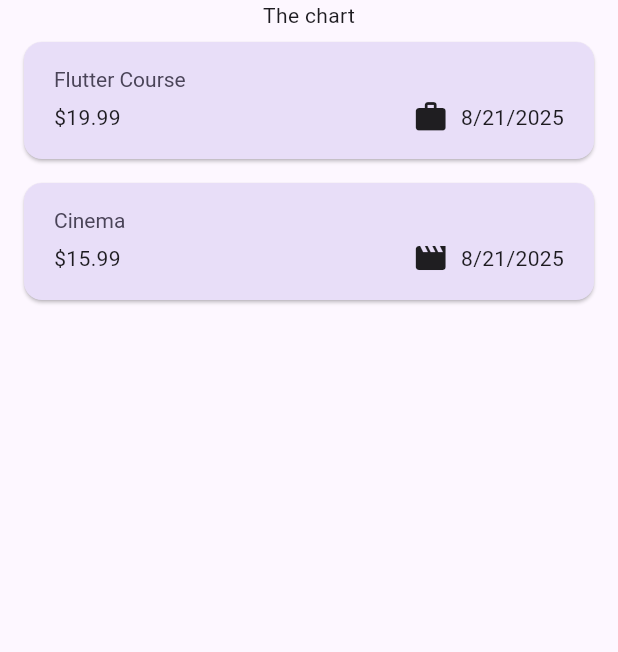
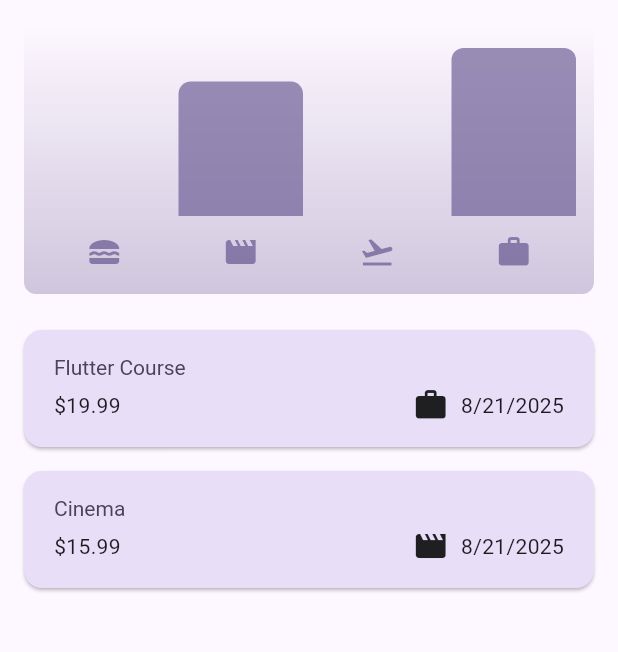
Before and after one commit to denickman/ExpensesTrackApp, a Flutter app: the screen it shows after launch, on a phone screen of 412 x 824 dp, the part 84-736 px from its top. Run offline on Flutter 3.47's test engine with Material 3 defaults, Android fonts, the phone set to English and light mode, and no system bars.

Commit message:
Add charts

```diff
--- a/lib/models/expense.dart
+++ b/lib/models/expense.dart
@@ -15,7 +15,7 @@
 }
 
 // Map - Dictionary
-const categoryItems = {
+const categoryIcons = {
   Category.food: Icons.lunch_dining,
   Category.travel: Icons.flight_takeoff,
   Category.leisure: Icons.movie,
@@ -56,3 +56,38 @@
 
   String get formattedDateAlternative => formatter.format(date);
 }
+
+
+class ExpenseBucket {
+
+  const ExpenseBucket({
+    required this.category,
+    required this.expenses
+  });
+
+// define your own custom constructor (convinience init)
+// allExpenses → это вспомогательный параметр, который используется только внутри конструктора
+// (чтобы отфильтровать список), и не хранится в классе как свойство.
+// Поэтому его объявляем как обычный параметр без this..
+
+//: expenses = ... ?
+// Это так называемый initializer list — блок, который выполняется до конструктора и
+// позволяет проинициализировать final поля.
+
+  ExpenseBucket.forCategory(
+    List<Expense> allExpenses, this.category
+    ) : expenses = allExpenses.where((expense) => expense.category == category)
+    .toList();
+
+  final Category category;
+  final List<Expense> expenses;
+
+  double get totalExpenses {
+    double sum = 0;
+
+  for (final expense in expenses) {
+    sum += expense.amount;
+  }
+    return sum;
+  }
+}
--- /dev/null
+++ b/lib/widgets/charts/chart.dart
@@ -0,0 +1,94 @@
+import 'package:flutter/material.dart';
+import 'package:third_app/widgets/charts/chart_bar.dart';
+import 'package:third_app/models/expense.dart';
+
+class Chart extends StatelessWidget {
+  const Chart({super.key, required this.expenses});
+
+  final List<Expense> expenses;
+
+  List<ExpenseBucket> get buckets {
+    return [
+      ExpenseBucket.forCategory(expenses, Category.food),
+      ExpenseBucket.forCategory(expenses, Category.leisure),
+      ExpenseBucket.forCategory(expenses, Category.travel),
+      ExpenseBucket.forCategory(expenses, Category.work),
+    ];
+  }
+
+  double get maxTotalExpense {
+    double maxTotalExpense = 0;
+
+    for (final bucket in buckets) {
+      if (bucket.totalExpenses > maxTotalExpense) {
+        maxTotalExpense = bucket.totalExpenses;
+      }
+    }
+
+    return maxTotalExpense;
+  }
+
+  @override
+  Widget build(BuildContext context) {
+    final isDarkMode =
+        MediaQuery.of(context).platformBrightness == Brightness.dark;
+    return Container(
+      margin: const EdgeInsets.all(16),
+      padding: const EdgeInsets.symmetric(
+        vertical: 16,
+        horizontal: 8,
+      ),
+      width: double.infinity,
+      height: 180,
+      decoration: BoxDecoration(
+        borderRadius: BorderRadius.circular(8),
+        gradient: LinearGradient(
+          colors: [
+            Theme.of(context).colorScheme.primary.withOpacity(0.3),
+            Theme.of(context).colorScheme.primary.withOpacity(0.0)
+          ],
+          begin: Alignment.bottomCenter,
+          end: Alignment.topCenter,
+        ),
+      ),
+      child: Column(
+        children: [
+          Expanded(
+            child: Row(
+              crossAxisAlignment: CrossAxisAlignment.end,
+              children: [
+                for (final bucket in buckets) // alternative to map()
+                  ChartBar(
+                    fill: bucket.totalExpenses == 0
+                        ? 0
+                        : bucket.totalExpenses / maxTotalExpense,
+                  )
+              ],
+            ),
+          ),
+          const SizedBox(height: 12),
+          Row(
+            children: buckets
+                .map(
+                  (bucket) => Expanded(
+                    child: Padding(
+                      padding: const EdgeInsets.symmetric(horizontal: 4),
+                      child: Icon(
+                        categoryIcons[bucket.category],
+                        color: isDarkMode
+                            ? Theme.of(context).colorScheme.secondary
+                            : Theme.of(context)
+                                .colorScheme
+                                .primary
+                                .withOpacity(0.7),
+                      ),
+                    ),
+                  ),
+                )
+                .toList(),
+          )
+        ],
+      ),
+    );
+  }
+}
--- /dev/null
+++ b/lib/widgets/charts/chart_bar.dart
@@ -0,0 +1,34 @@
+import 'package:flutter/material.dart';
+
+class ChartBar extends StatelessWidget {
+  const ChartBar({
+    super.key,
+    required this.fill,
+  });
+
+  final double fill;
+
+  @override
+  Widget build(BuildContext context) {
+    final isDarkMode =
+        MediaQuery.of(context).platformBrightness == Brightness.dark;
+    return Expanded(
+      child: Padding(
+        padding: const EdgeInsets.symmetric(horizontal: 4),
+        child: FractionallySizedBox(
+          heightFactor: fill,
+          child: DecoratedBox(
+            decoration: BoxDecoration(
+              shape: BoxShape.rectangle,
+              borderRadius:
+                  const BorderRadius.vertical(top: Radius.circular(8)),
+              color: isDarkMode
+                  ? Theme.of(context).colorScheme.secondary
+                  : Theme.of(context).colorScheme.primary.withOpacity(0.65),
+            ),
+          ),
+        ),
+      ),
+    );
+  }
+}
--- a/lib/widgets/expenses.dart
+++ b/lib/widgets/expenses.dart
@@ -1,9 +1,10 @@
-import 'dart:math';
 
 import 'package:flutter/material.dart';
+import 'package:third_app/widgets/charts/chart.dart';
 import 'package:third_app/widgets/expenses_list/expenses_list.dart';
 import 'package:third_app/models/expense.dart';
 import 'package:third_app/widgets/new_expense.dart';
+import 'package:third_app/widgets/charts/chart.dart';
 
 class Expenses extends StatefulWidget {
   // constructor
@@ -122,7 +123,7 @@
       */
       body: Column(
         children: [
-          const Text('The chart'),
+          Chart(expenses: _registeredExpenses),
           Expanded(child: mainContent),
         ],
       ),
--- a/lib/widgets/expenses_list/expense_item.dart
+++ b/lib/widgets/expenses_list/expense_item.dart
@@ -69,7 +69,7 @@
                     const Spacer(), // это гибкий заполнитель пространства внутри Row, Column или Flex.
                     Row(
                       children: [
-                        Icon(categoryItems[expense.category]),
+                        Icon(categoryIcons[expense.category]),
                         const SizedBox(width: 8),
                         Text(expense.formattedDate),
                       ],
```
